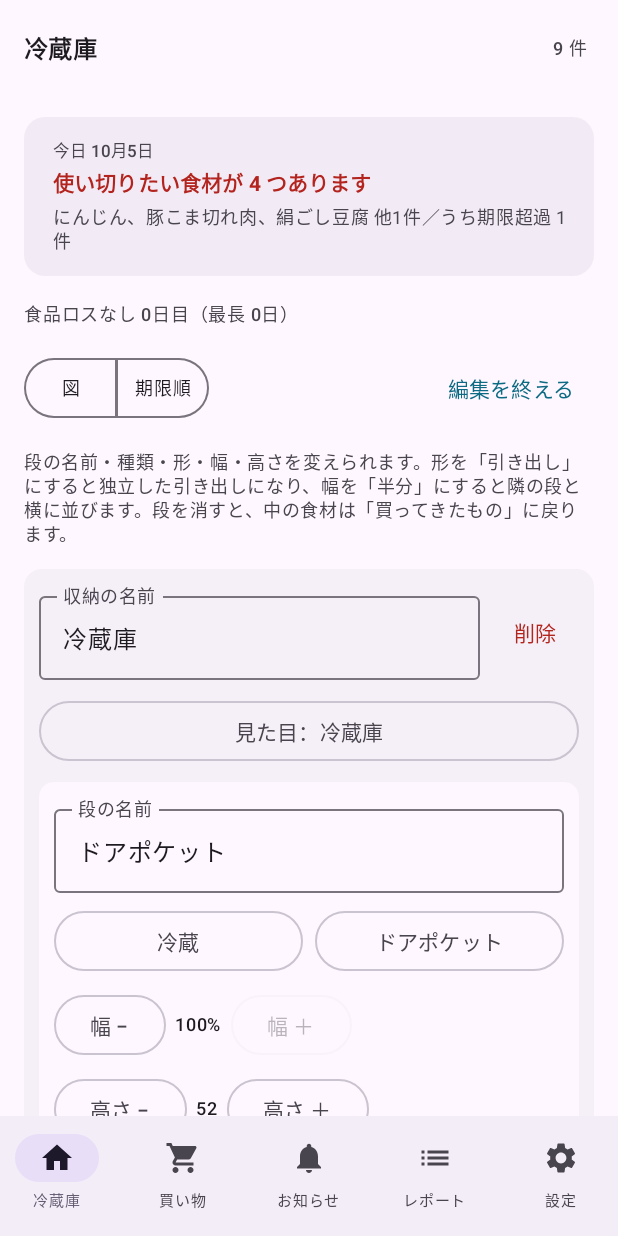
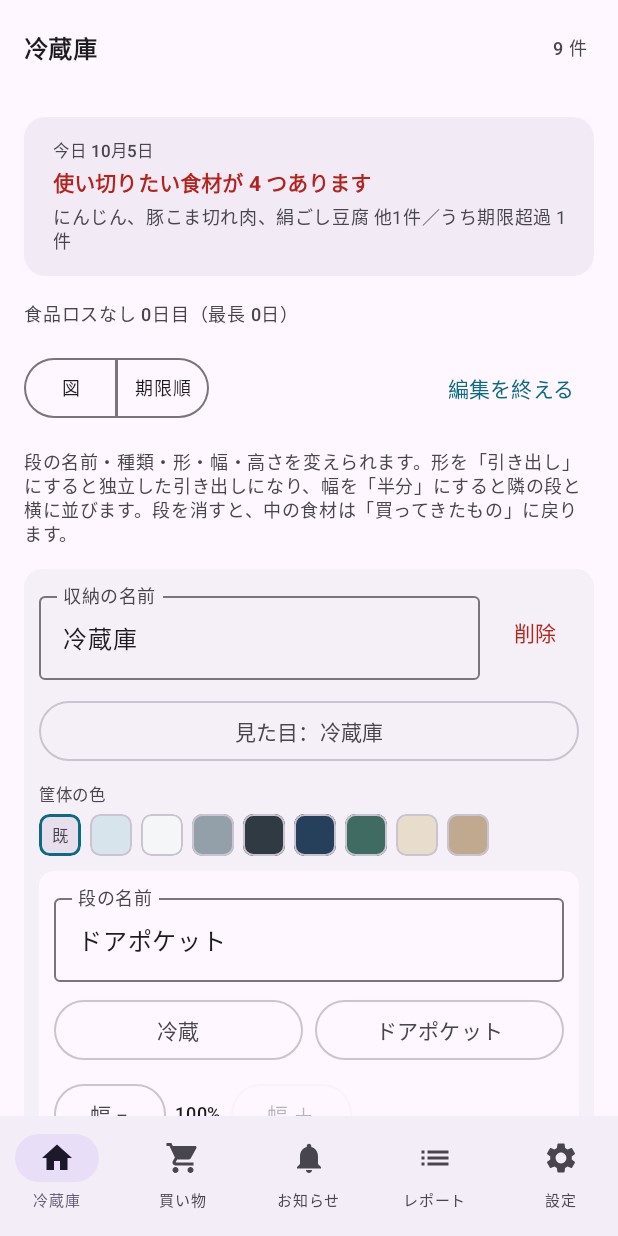
Before and after one commit to asaitoshiki/fridge-keeper, an Android app built with Jetpack Compose: the screen it shows after launch (MainActivity), after a tap on "配置を編集", on a phone screen of 412 x 824 dp. Run offline under Robolectric (Android 15) with nearby library versions, the phone set to English and light mode, and no system bars; our stand-ins replace Dagger/Hilt's generated code, Room's generated code.

Commit message:
Android 版でも収納を横に2つ並べ、色を選べるようにした
買ってきたものを上に置き、その下に収納を2列で並べる。縦に積むより
運ぶ距離が短く、冷蔵庫と常温の棚が同じ画面に収まる。

筐体と庫内の色を選べるようにした。候補から赤・橙・黄は外してある。
庫内をその色にできると期限切れの食材が背景に紛れるため。濃い色を
選んだときは段の名前の文字色を明るさから決めて読めるようにした。

Co-Authored-By: Claude Opus 5 <noreply@anthropic.com>
Claude-Session: https://claude.ai/code/session_01QdvAS8p6LJPXPYpbsARdrp

```diff
--- a/android/app/src/main/java/com/asaitoshiki/fridgekeeper/ui/home/FridgeView.kt
+++ b/android/app/src/main/java/com/asaitoshiki/fridgekeeper/ui/home/FridgeView.kt
@@ -45,6 +45,8 @@ import com.asaitoshiki.fridgekeeper.domain.model.StorageUnitType
 import com.asaitoshiki.fridgekeeper.ui.label
 import com.asaitoshiki.fridgekeeper.ui.theme.FridgeColors
 import com.asaitoshiki.fridgekeeper.ui.theme.LocalIsDarkTheme
+import com.asaitoshiki.fridgekeeper.ui.theme.colorOf
+import com.asaitoshiki.fridgekeeper.ui.theme.inkFor
 
 /**
  * 段の並びを、扉ひとつ分と引き出しひとつ分の区画にまとめる。
@@ -93,9 +95,25 @@ fun FridgeView(
     onDrop: (Long, String?) -> Unit,
     modifier: Modifier = Modifier,
 ) {
-    Column(modifier, verticalArrangement = Arrangement.spacedBy(16.dp)) {
-        state.units.forEach { unitView -> UnitBox(unitView, drag, onOpenItem, onDrop) }
+    Column(modifier, verticalArrangement = Arrangement.spacedBy(14.dp)) {
+        /* 買ってきたものを上に置く。つまんで下の収納へ運ぶ向きに合わせる */
         Tray(state.unplaced, drag, onOpenItem, onDrop)
+
+        /**
+         * 収納は横に2つずつ並べる。
+         * 冷蔵庫と常温の棚が同じ画面に収まり、縦に積むより運ぶ距離が短くなる。
+         */
+        Row(Modifier.fillMaxWidth(), horizontalArrangement = Arrangement.spacedBy(10.dp)) {
+            repeat(2) { column ->
+                Column(
+                    Modifier.weight(1f),
+                    verticalArrangement = Arrangement.spacedBy(14.dp),
+                ) {
+                    state.units.filterIndexed { index, _ -> index % 2 == column }
+                        .forEach { unitView -> UnitBox(unitView, drag, onOpenItem, onDrop) }
+                }
+            }
+        }
     }
 }
 
@@ -108,7 +126,9 @@ private fun UnitBox(
 ) {
     val dark = LocalIsDarkTheme.current
     val isFridge = unitView.unit.type == StorageUnitType.FRIDGE
-    val case = if (dark) FridgeColors.caseDark else FridgeColors.caseLight
+    /* 選んだ色があればそれを筐体に使う。選んでいなければ既定のステンレス色 */
+    val case = colorOf(unitView.unit.colorArgb)
+        ?: if (dark) FridgeColors.caseDark else FridgeColors.caseLight
     val chrome = if (dark) FridgeColors.chromeDark else FridgeColors.chromeLight
 
     Column {
@@ -221,8 +241,11 @@ private fun DrawerRow(
 ) {
     Row(Modifier.fillMaxWidth(), horizontalArrangement = Arrangement.spacedBy(6.dp)) {
         items.forEach { view ->
-            DrawerBox(view, drag, onOpenItem, onDrop, Modifier.weight(1f))
+            DrawerBox(view, drag, onOpenItem, onDrop, Modifier.weight(view.compartment.widthPercent.toFloat()))
         }
+        /* 行が埋まっていないときは余りを空けておく。幅の指定どおりに見えるようにする */
+        val rest = 100 - items.sumOf { it.compartment.widthPercent }
+        if (rest > 0) Spacer(Modifier.weight(rest.toFloat()))
     }
 }
 
@@ -267,9 +290,10 @@ private fun CompartmentBox(
     onDrop: (Long, String?) -> Unit,
 ) {
     val dark = LocalIsDarkTheme.current
-    val cavity = if (dark) FridgeColors.cavityDark else FridgeColors.cavityLight
     val frost = if (dark) FridgeColors.frostDark else FridgeColors.frostLight
     val compartment = view.compartment
+    val cavity = colorOf(compartment.colorArgb)
+        ?: if (dark) FridgeColors.cavityDark else FridgeColors.cavityLight
     val isTarget = drag.dragging && drag.target == compartment.id
 
     val background = when {
@@ -277,6 +301,8 @@ private fun CompartmentBox(
         compartment.location == StorageLocation.FREEZER -> lerpToward(cavity, frost)
         else -> cavity
     }
+    /* 濃い色を選んだときに段の名前が読めなくならないようにする */
+    val ink = inkFor(background)
 
     Column(
         Modifier
@@ -301,15 +327,15 @@ private fun CompartmentBox(
                 fontSize = 11.sp,
                 lineHeight = 15.sp,
                 fontWeight = FontWeight.Bold,
-                color = MaterialTheme.colorScheme.onSurfaceVariant,
+                color = ink,
             )
             Text(
                 text = compartment.location.label,
                 fontSize = 9.sp,
                 lineHeight = 13.sp,
-                color = MaterialTheme.colorScheme.onSurfaceVariant,
+                color = ink.copy(alpha = 0.78f),
                 modifier = Modifier
-                    .border(1.dp, MaterialTheme.colorScheme.outlineVariant, RoundedCornerShape(3.dp))
+                    .border(1.dp, ink.copy(alpha = 0.4f), RoundedCornerShape(3.dp))
                     .padding(horizontal = 3.dp),
             )
         }
--- a/android/app/src/main/java/com/asaitoshiki/fridgekeeper/ui/home/HomeScreen.kt
+++ b/android/app/src/main/java/com/asaitoshiki/fridgekeeper/ui/home/HomeScreen.kt
@@ -198,6 +198,7 @@ fun HomeScreen(viewModel: HomeViewModel = hiltViewModel()) {
                                 onAddCompartment = viewModel::addCompartment,
                                 onRenameUnit = viewModel::renameUnit,
                                 onSetUnitType = viewModel::setUnitType,
+                                onSetUnitColor = viewModel::setUnitColor,
                                 onDeleteUnit = { id ->
                                     confirm = confirmDeleteUnit(state, id) { viewModel.deleteUnit(id) }
                                 },
--- a/android/app/src/main/java/com/asaitoshiki/fridgekeeper/ui/home/LayoutEditor.kt
+++ b/android/app/src/main/java/com/asaitoshiki/fridgekeeper/ui/home/LayoutEditor.kt
@@ -1,11 +1,17 @@
 package com.asaitoshiki.fridgekeeper.ui.home
 
 import androidx.compose.foundation.background
+import androidx.compose.foundation.border
+import androidx.compose.foundation.clickable
+import androidx.compose.foundation.horizontalScroll
 import androidx.compose.foundation.layout.Arrangement
+import androidx.compose.foundation.layout.Box
 import androidx.compose.foundation.layout.Column
 import androidx.compose.foundation.layout.Row
 import androidx.compose.foundation.layout.fillMaxWidth
 import androidx.compose.foundation.layout.padding
+import androidx.compose.foundation.layout.size
+import androidx.compose.foundation.rememberScrollState
 import androidx.compose.foundation.shape.RoundedCornerShape
 import androidx.compose.material3.Button
 import androidx.compose.material3.ButtonDefaults
@@ -25,6 +31,8 @@ import com.asaitoshiki.fridgekeeper.domain.model.CompartmentForm
 import com.asaitoshiki.fridgekeeper.domain.model.StorageLocation
 import com.asaitoshiki.fridgekeeper.domain.model.StorageUnitType
 import com.asaitoshiki.fridgekeeper.ui.label
+import com.asaitoshiki.fridgekeeper.ui.theme.CASE_COLORS
+import com.asaitoshiki.fridgekeeper.ui.theme.colorOf
 
 /**
  * 配置の編集。
@@ -40,6 +48,7 @@ fun LayoutEditor(
     onAddCompartment: (String) -> Unit,
     onRenameUnit: (StorageUnitEntity, String) -> Unit,
     onSetUnitType: (StorageUnitEntity, StorageUnitType) -> Unit,
+    onSetUnitColor: (StorageUnitEntity, Long?) -> Unit,
     onDeleteUnit: (String) -> Unit,
     onAddUnit: () -> Unit,
 ) {
@@ -83,6 +92,12 @@ fun LayoutEditor(
                     options = StorageUnitType.entries,
                     labelOf = { "見た目：${it.label}" },
                     onSelect = { onSetUnitType(unitView.unit, it) },
+                )
+
+                ColorField(
+                    title = "筐体の色",
+                    selected = unitView.unit.colorArgb,
+                    onSelect = { onSetUnitColor(unitView.unit, it) },
                 )
 
                 unitView.compartments.forEachIndexed { index, view ->
@@ -179,6 +194,12 @@ private fun CompartmentEditor(
             ) { Text("高さ ＋") }
         }
 
+        ColorField(
+            title = "庫内の色",
+            selected = compartment.colorArgb,
+            onSelect = { onSave(compartment.copy(colorArgb = it)) },
+        )
+
         Row(horizontalArrangement = Arrangement.spacedBy(6.dp)) {
             OutlinedButton(onClick = { onMove(-1) }, enabled = !isFirst) { Text("↑") }
             OutlinedButton(onClick = { onMove(1) }, enabled = !isLast) { Text("↓") }
@@ -189,3 +210,55 @@ private fun CompartmentEditor(
         }
     }
 }
+
+/**
+ * 色の選択。
+ * 期限の警告に使う赤・橙・黄は候補に入れない。庫内をその色にできてしまうと、
+ * 期限切れの食材が背景に紛れて見落とされる（仕様書8.2）。
+ */
+@Composable
+private fun ColorField(title: String, selected: Long?, onSelect: (Long?) -> Unit) {
+    Column(verticalArrangement = Arrangement.spacedBy(5.dp)) {
+        Text(
+            text = title,
+            style = MaterialTheme.typography.labelSmall,
+            color = MaterialTheme.colorScheme.onSurfaceVariant,
+        )
+        Row(
+            Modifier.horizontalScroll(rememberScrollState()),
+            horizontalArrangement = Arrangement.spacedBy(6.dp),
+        ) {
+            CASE_COLORS.forEach { option ->
+                val isSelected = option.argb == selected
+                Box(
+                    Modifier
+                        .size(28.dp)
+                        .clip(RoundedCornerShape(7.dp))
+                        .background(
+                            colorOf(option.argb) ?: MaterialTheme.colorScheme.surfaceVariant,
+                        )
+                        .border(
+                            width = if (isSelected) 2.dp else 1.dp,
+                            color = if (isSelected) {
+                                MaterialTheme.colorScheme.primary
+                            } else {
+                                MaterialTheme.colorScheme.outlineVariant
+                            },
+                            shape = RoundedCornerShape(7.dp),
+                        )
+                        .clickable { onSelect(option.argb) },
+                    contentAlignment = Alignment.Center,
+                ) {
+                    /* 「既定」は色が無いので、斜線の代わりに短い印を置く */
+                    if (option.argb == null) {
+                        Text(
+                            text = "既",
+                            style = MaterialTheme.typography.labelSmall,
+                            color = MaterialTheme.colorScheme.onSurfaceVariant,
+                        )
+                    }
+                }
+            }
+        }
+    }
+}
--- /dev/null
+++ b/android/app/src/main/java/com/asaitoshiki/fridgekeeper/ui/theme/CaseColors.kt
@@ -0,0 +1,33 @@
+package com.asaitoshiki.fridgekeeper.ui.theme
+
+import androidx.compose.ui.graphics.Color
+
+/**
+ * 筐体と庫内に使える色。
+ * 期限の警告に使う赤・橙・黄はここに入れない。庫内をその色にできてしまうと、
+ * 期限切れの食材が背景に紛れて見落とされる（仕様書8.2）。
+ */
+data class CaseColor(val argb: Long?, val label: String)
+
+val CASE_COLORS: List<CaseColor> = listOf(
+    CaseColor(null, "既定"),
+    CaseColor(0xFFD8E4EB, "ステンレス"),
+    CaseColor(0xFFF4F6F7, "ホワイト"),
+    CaseColor(0xFF93A0AA, "グレー"),
+    CaseColor(0xFF2F3A42, "チャコール"),
+    CaseColor(0xFF26405C, "ネイビー"),
+    CaseColor(0xFF3F6B63, "ディープグリーン"),
+    CaseColor(0xFFE8DDCC, "ベージュ"),
+    CaseColor(0xFFC0A98F, "ウッド"),
+)
+
+fun colorOf(argb: Long?): Color? = argb?.let { Color(it.toInt()) }
+
+/**
+ * 背景の明るさから文字色を決める。
+ * 濃い色を選んだときに段の名前が読めなくなるのを防ぐ。
+ */
+fun inkFor(background: Color): Color {
+    val luminance = 0.299f * background.red + 0.587f * background.green + 0.114f * background.blue
+    return if (luminance > 0.55f) Color(0xFF1B2A32) else Color(0xFFEFF5F8)
+}
```
